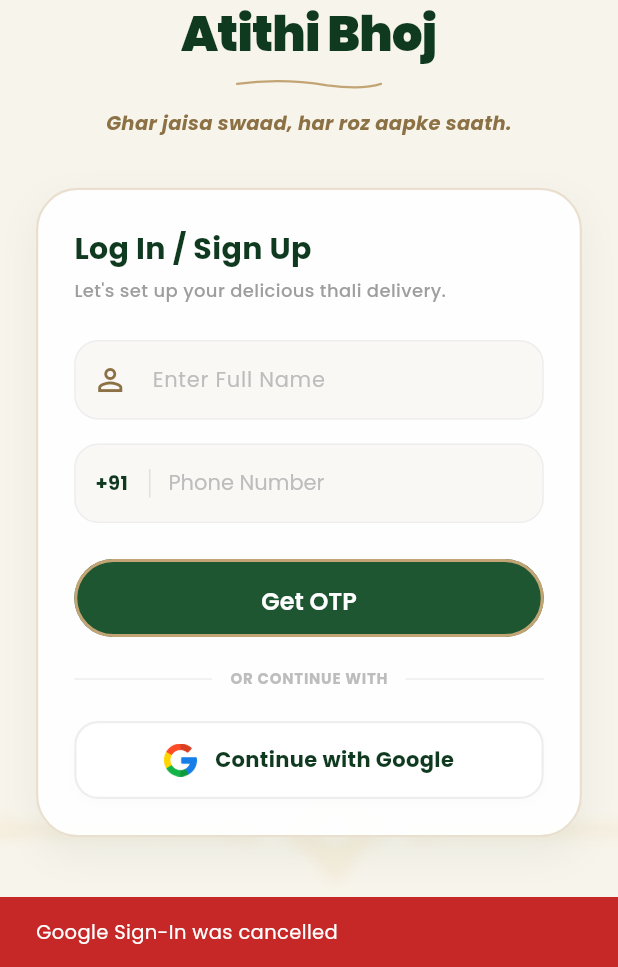
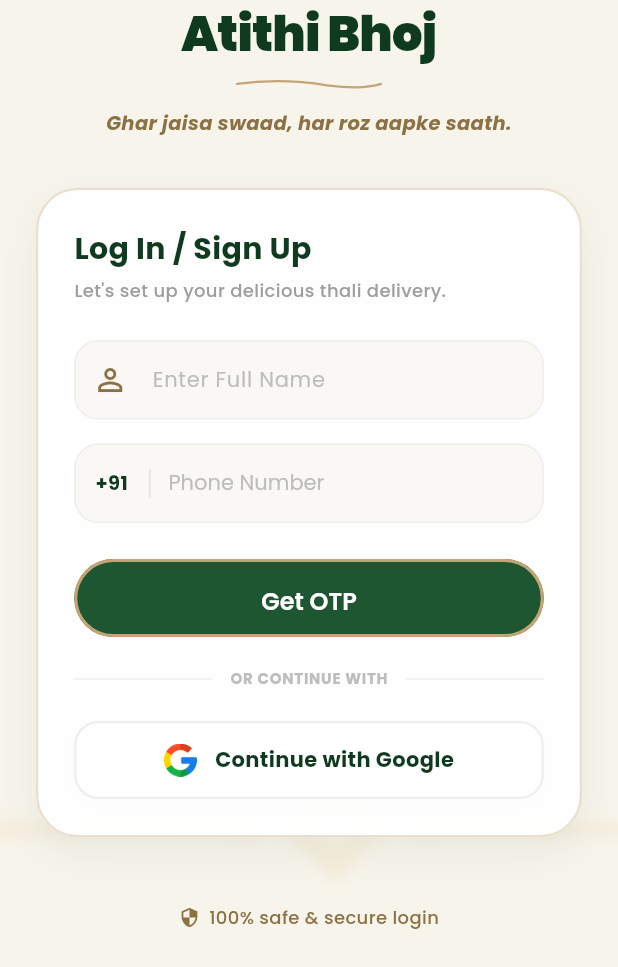
Before and after one commit to nigamman/tiffin_service_app, a Flutter app: the LoginScreen screen opened directly, after a tap on "Continue with Google", on a phone screen of 412 x 824 dp, the part 269-1236 px from its top. Run offline on Flutter 3.47's test engine with Material 3 defaults, Android fonts, the phone set to English and light mode, and no system bars; our stand-ins replace cloud_firestore, equatable, firebase_auth, firebase_core, flutter_bloc, flutter_svg and 7 more; missing offline and left inert: in_app_update, razorpay_flutter; accounts and stored records are empty; project files that could hold a hidden picture were left out.

Commit message:
feat: implement authentication system with Firebase and Google Sign-In support

```diff
--- a/lib/features/auth/data/auth_repository.dart
+++ b/lib/features/auth/data/auth_repository.dart
@@ -216,34 +216,42 @@
     await prefs.remove('auth_token');
     await prefs.remove('user_profile');
     try {
-      final GoogleSignIn googleSignIn = GoogleSignIn(
-        serverClientId: '57069695734-dstf26ll3mp94ep9ul840tlvl9ooiegm.apps.googleusercontent.com',
-      );
+      final GoogleSignIn googleSignIn = GoogleSignIn();
       await googleSignIn.signOut();
       await FirebaseAuth.instance.signOut();
     } catch (_) {}
   }
 
   Future<UserProfile> signInWithGoogle() async {
-    // 1. Trigger the Google Authentication flow with explicit Web Client ID for idToken
     final GoogleSignIn googleSignIn = GoogleSignIn(
+      scopes: ['email', 'profile'],
       serverClientId: '57069695734-dstf26ll3mp94ep9ul840tlvl9ooiegm.apps.googleusercontent.com',
     );
+
+    try {
+      await googleSignIn.signOut();
+    } catch (_) {}
+
     final GoogleSignInAccount? googleUser = await googleSignIn.signIn();
+
     if (googleUser == null) {
-      throw Exception('Google Sign-In was cancelled');
+      throw Exception('Google Sign-In was cancelled by user');
     }
 
-    // 2. Obtain the auth details from the request
     final GoogleSignInAuthentication googleAuth = await googleUser.authentication;
 
-    // 3. Create a new credential
+    final String? idToken = googleAuth.idToken;
+    final String? accessToken = googleAuth.accessToken;
+
+    if (idToken == null || idToken.isEmpty) {
+      throw Exception('Could not obtain Google ID token. Please try again.');
+    }
+
     final OAuthCredential credential = GoogleAuthProvider.credential(
-      accessToken: googleAuth.accessToken,
-      idToken: googleAuth.idToken,
+      accessToken: accessToken,
+      idToken: idToken,
     );
 
-    // 4. Sign in to Firebase with the credential
     final UserCredential userCredential = await FirebaseAuth.instance.signInWithCredential(credential);
     final User? firebaseUser = userCredential.user;
 
@@ -251,12 +259,11 @@
       throw Exception('Firebase Sign-In failed');
     }
 
-    // 5. Look up or create user profile in Firestore
-    final existingUsers = await _db.collectionGetWhere('users', 'id', firebaseUser.uid);
+    final docData = await _db.docGet('users', firebaseUser.uid);
     UserProfile profile;
 
-    if (existingUsers.isNotEmpty) {
-      profile = UserProfile.fromMap(existingUsers.first);
+    if (docData != null && docData.isNotEmpty) {
+      profile = UserProfile.fromMap(docData);
       final isSystemAdmin = profile.phone == '9119724875' || profile.phone == '9999999999' || profile.name.toLowerCase() == 'admin';
       if (isSystemAdmin && !profile.isAdmin) {
         await _db.docUpdate('users', profile.id, {'isAdmin': true});
@@ -284,12 +291,10 @@
         'isAdmin': isAdmin,
       };
 
-      // Set doc with Firebase User ID
       final createdDoc = await _db.docSet('users', firebaseUser.uid, newUserMap);
       profile = UserProfile.fromMap(createdDoc);
     }
 
-    // Cache local profile
     final prefs = await SharedPreferences.getInstance();
     await prefs.setString('auth_token', 'firebase_auth_token_${profile.id}');
     await prefs.setString('user_profile', jsonEncode(profile.toMap()));
--- a/lib/features/auth/presentation/auth_cubit.dart
+++ b/lib/features/auth/presentation/auth_cubit.dart
@@ -208,13 +208,17 @@
       final user = await _repository.signInWithGoogle();
       emit(AuthAuthenticated(user));
     } catch (e) {
-      emit(AuthError(e.toString().replaceAll('Exception: ', '')));
-      final user = await _repository.getCachedUser();
-      if (user != null) {
-        emit(AuthAuthenticated(user));
-      } else {
-        emit(AuthInitial());
+      final message = e.toString().replaceAll('Exception: ', '');
+      if (message == 'Google Sign-In was cancelled by user') {
+        final cached = await _repository.getCachedUser();
+        if (cached != null) {
+          emit(AuthAuthenticated(cached));
+        } else {
+          emit(AuthInitial());
+        }
+        return;
       }
+      emit(AuthError(message));
     }
   }
 
--- a/lib/features/auth/presentation/login_screen.dart
+++ b/lib/features/auth/presentation/login_screen.dart
@@ -3,6 +3,7 @@
 import 'package:google_fonts/google_fonts.dart';
 import 'auth_cubit.dart';
 import 'otp_screen.dart';
+import '../../home/presentation/main_layout.dart';
 import '../../../core/theme/app_theme.dart';
 import '../../../core/widgets/custom_button.dart';
 
@@ -52,7 +53,14 @@
             ),
           );
         } else if (state is AuthAuthenticated) {
-          Navigator.maybePop(context);
+          if (Navigator.canPop(context)) {
+            Navigator.pop(context);
+          } else {
+            Navigator.pushReplacement(
+              context,
+              MaterialPageRoute(builder: (context) => const MainLayout()),
+            );
+          }
         } else if (state is AuthError) {
           if (state.isSmsUnavailable) {
             _showQuotaExceededDialog(context);
--- a/lib/features/orders/presentation/subscription_details_screen.dart
+++ b/lib/features/orders/presentation/subscription_details_screen.dart
@@ -239,7 +239,6 @@
 
   Widget _buildContent(BuildContext context, OrderModel order) {
     final now = DateTime.now();
-    final todayNormalized = DateTime(now.year, now.month, now.day);
 
     final totalMeals = order.totalMeals;
     final remainingMeals = order.remainingMeals;
--- a/pubspec.yaml
+++ b/pubspec.yaml
@@ -16,7 +16,7 @@
 # https://developer.apple.com/library/archive/documentation/General/Reference/InfoPlistKeyReference/Articles/CoreFoundationKeys.html
 # In Windows, build-name is used as the major, minor, and patch parts
 # of the product and file versions while build-number is used as the build suffix.
-version: 1.0.0+3
+version: 1.0.0+6
 
 environment:
   sdk: ^3.10.8
@@ -38,7 +38,7 @@
   firebase_core: ^3.6.0
   cloud_firestore: ^5.4.4
   firebase_auth: ^5.3.1
-  google_sign_in: ^6.2.1
+  google_sign_in: ^6.2.2
 
   # State management and utilities
   flutter_bloc: ^8.1.3
```
Also changed, not shown: 1 other file.
